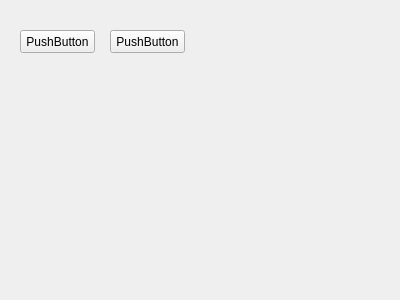
This is Test.ui in czq172281008/Tools as Qt 5 draws it before an edit. The edited form follows.
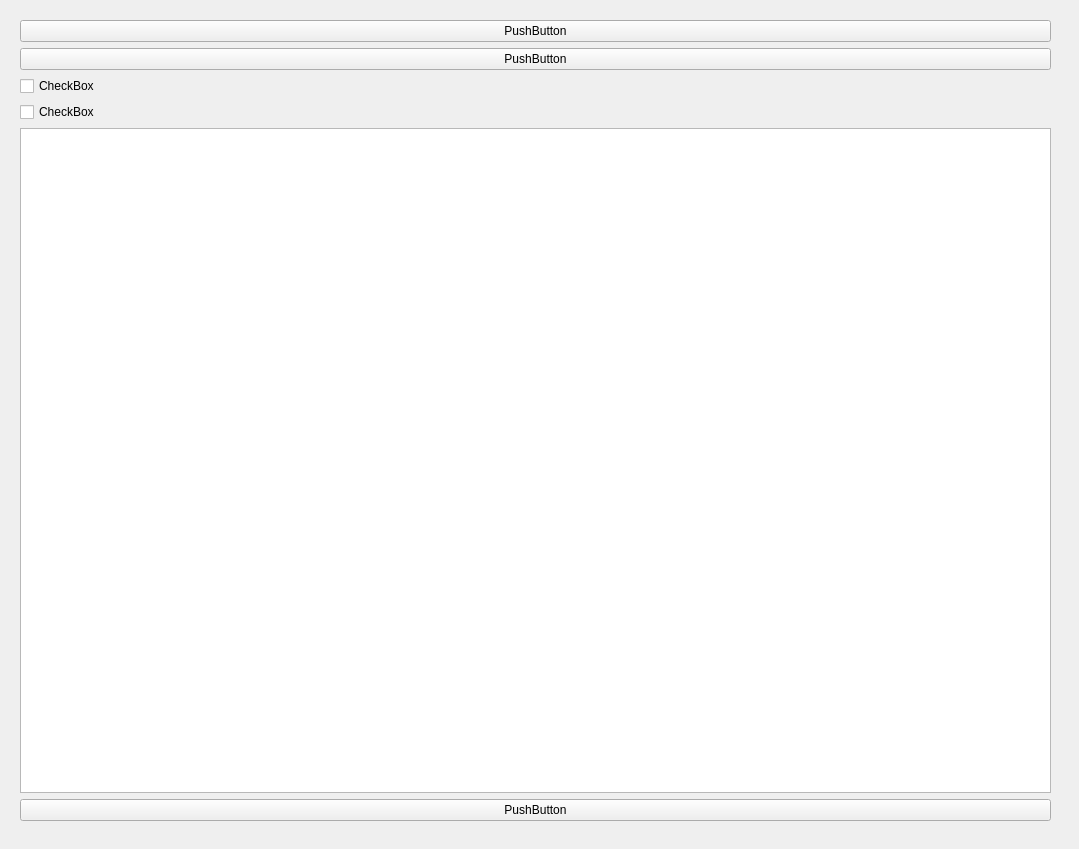
This is the edited form.

Patch:
```diff
--- a/Test.ui
+++ b/Test.ui
@@ -6,38 +6,62 @@
    <rect>
     <x>0</x>
     <y>0</y>
-    <width>400</width>
-    <height>300</height>
+    <width>1079</width>
+    <height>849</height>
    </rect>
   </property>
   <property name="windowTitle">
    <string>Form</string>
   </property>
-  <widget class="QPushButton" name="pushButton">
+  <widget class="QWidget" name="verticalLayoutWidget">
    <property name="geometry">
     <rect>
      <x>20</x>
-     <y>30</y>
-     <width>75</width>
-     <height>23</height>
+     <y>20</y>
+     <width>1031</width>
+     <height>801</height>
     </rect>
    </property>
-   <property name="text">
-    <string>PushButton</string>
-   </property>
-  </widget>
-  <widget class="QPushButton" name="pushButton_2">
-   <property name="geometry">
-    <rect>
-     <x>110</x>
-     <y>30</y>
-     <width>75</width>
-     <height>23</height>
-    </rect>
-   </property>
-   <property name="text">
-    <string>PushButton</string>
-   </property>
+   <layout class="QVBoxLayout" name="verticalLayout">
+    <item>
+     <widget class="QPushButton" name="pushButton_2">
+      <property name="text">
+       <string>PushButton</string>
+      </property>
+     </widget>
+    </item>
+    <item>
+     <widget class="QPushButton" name="pushButton">
+      <property name="text">
+       <string>PushButton</string>
+      </property>
+     </widget>
+    </item>
+    <item>
+     <widget class="QCheckBox" name="checkBox">
+      <property name="text">
+       <string>CheckBox</string>
+      </property>
+     </widget>
+    </item>
+    <item>
+     <widget class="QCheckBox" name="checkBox_2">
+      <property name="text">
+       <string>CheckBox</string>
+      </property>
+     </widget>
+    </item>
+    <item>
+     <widget class="QTextEdit" name="textEdit"/>
+    </item>
+    <item>
+     <widget class="QPushButton" name="pushButton_3">
+      <property name="text">
+       <string>PushButton</string>
+      </property>
+     </widget>
+    </item>
+   </layout>
   </widget>
  </widget>
  <resources/>
```
